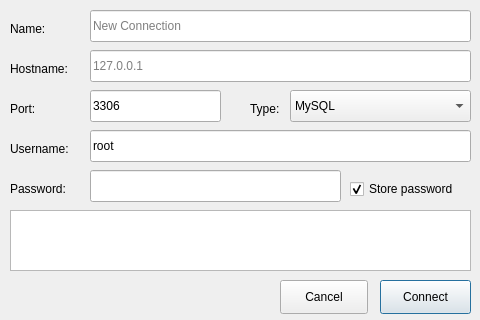
Before: the Qt Designer form ui/dialogs/NewConnection.ui in daqt/daqt, drawn with Qt 5.
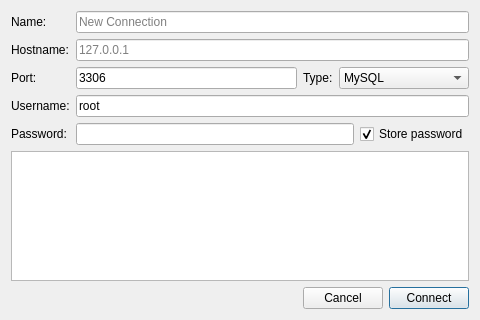
After: the same form once the commit is applied.

Commit message: Renamed SavedDatabases to SavedConnections and added layout

What changed in the file:
```diff
--- a/ui/dialogs/NewConnection.ui
+++ b/ui/dialogs/NewConnection.ui
@@ -16,57 +16,53 @@
   <property name="locale">
    <locale language="English" country="UnitedStates"/>
   </property>
-  <widget class="QPushButton" name="buttonConnect">
-   <property name="geometry">
-    <rect>
-     <x>380</x>
-     <y>280</y>
-     <width>91</width>
-     <height>34</height>
-    </rect>
-   </property>
+  <layout class="QGridLayout" name="gridLayout_3">
+   <item row="0" column="0">
+    <widget class="QLabel" name="labelConnectionName">
    <property name="text">
-    <string>Connect</string>
-   </property>
-   <property name="default">
-    <bool>true</bool>
-   </property>
-  </widget>
-  <widget class="QLineEdit" name="editHostname">
-   <property name="geometry">
-    <rect>
-     <x>90</x>
-     <y>50</y>
-     <width>381</width>
-     <height>32</height>
-    </rect>
+      <string>Name:</string>
+     </property>
+    </widget>
+   </item>
+   <item row="0" column="1" colspan="5">
+    <widget class="QLineEdit" name="editName">
+     <property name="inputMethodHints">
+      <set>Qt::ImhNone</set>
+     </property>
+     <property name="text">
+      <string/>
+     </property>
+     <property name="maxLength">
+      <number>64</number>
    </property>
    <property name="placeholderText">
-    <string>127.0.0.1</string>
-   </property>
-  </widget>
+      <string>New Connection</string>
+     </property>
+    </widget>
+   </item>
+   <item row="1" column="0">
   <widget class="QLabel" name="labelHostname">
-   <property name="geometry">
-    <rect>
-     <x>10</x>
-     <y>60</y>
-     <width>71</width>
-     <height>18</height>
-    </rect>
-   </property>
    <property name="text">
     <string>Hostname:</string>
    </property>
   </widget>
+   </item>
+   <item row="1" column="1" colspan="5">
+    <widget class="QLineEdit" name="editHostname">
+     <property name="placeholderText">
+      <string>127.0.0.1</string>
+     </property>
+    </widget>
+   </item>
+   <item row="2" column="0">
+    <widget class="QLabel" name="labelPort">
+     <property name="text">
+      <string>Port:</string>
+     </property>
+    </widget>
+   </item>
+   <item row="2" column="1">
   <widget class="QLineEdit" name="editPort">
-   <property name="geometry">
-    <rect>
-     <x>90</x>
-     <y>90</y>
-     <width>131</width>
-     <height>32</height>
-    </rect>
-   </property>
    <property name="inputMethodHints">
     <set>Qt::ImhDigitsOnly</set>
    </property>
@@ -86,111 +82,49 @@
     <bool>false</bool>
    </property>
   </widget>
-  <widget class="QLabel" name="labelPort">
-   <property name="geometry">
-    <rect>
-     <x>10</x>
-     <y>100</y>
-     <width>71</width>
-     <height>18</height>
-    </rect>
-   </property>
-   <property name="text">
-    <string>Port:</string>
-   </property>
-  </widget>
-  <widget class="QPushButton" name="buttonCancel">
-   <property name="geometry">
-    <rect>
-     <x>280</x>
-     <y>280</y>
-     <width>88</width>
-     <height>34</height>
-    </rect>
-   </property>
-   <property name="text">
-    <string>Cancel</string>
-   </property>
-  </widget>
+   </item>
+   <item row="2" column="2">
   <widget class="QLabel" name="labelType">
-   <property name="geometry">
-    <rect>
-     <x>250</x>
-     <y>100</y>
-     <width>41</width>
-     <height>18</height>
-    </rect>
-   </property>
    <property name="text">
     <string>Type:</string>
    </property>
   </widget>
+   </item>
+   <item row="2" column="3" colspan="3">
   <widget class="QComboBox" name="comboType">
-   <property name="geometry">
-    <rect>
-     <x>290</x>
-     <y>90</y>
-     <width>181</width>
-     <height>32</height>
-    </rect>
-   </property>
    <item>
     <property name="text">
      <string>MySQL</string>
     </property>
    </item>
   </widget>
-  <widget class="QLineEdit" name="editUsername">
-   <property name="geometry">
-    <rect>
-     <x>90</x>
-     <y>130</y>
-     <width>381</width>
-     <height>32</height>
-    </rect>
-   </property>
-   <property name="text">
-    <string>root</string>
-   </property>
-   <property name="placeholderText">
-    <string>root</string>
-   </property>
-  </widget>
+   </item>
+   <item row="3" column="0">
   <widget class="QLabel" name="labelUsername">
-   <property name="geometry">
-    <rect>
-     <x>10</x>
-     <y>140</y>
-     <width>71</width>
-     <height>18</height>
-    </rect>
-   </property>
    <property name="text">
     <string>Username:</string>
    </property>
   </widget>
+   </item>
+   <item row="3" column="1" colspan="5">
+    <widget class="QLineEdit" name="editUsername">
+     <property name="text">
+      <string>root</string>
+     </property>
+     <property name="placeholderText">
+      <string>root</string>
+     </property>
+    </widget>
+   </item>
+   <item row="4" column="0">
   <widget class="QLabel" name="labelPassword">
-   <property name="geometry">
-    <rect>
-     <x>10</x>
-     <y>180</y>
-     <width>71</width>
-     <height>18</height>
-    </rect>
-   </property>
    <property name="text">
     <string>Password:</string>
    </property>
   </widget>
+   </item>
+   <item row="4" column="1" colspan="3">
   <widget class="QLineEdit" name="editPassword">
-   <property name="geometry">
-    <rect>
-     <x>90</x>
-     <y>170</y>
-     <width>251</width>
-     <height>32</height>
-    </rect>
-   </property>
    <property name="inputMethodHints">
     <set>Qt::ImhHiddenText|Qt::ImhNoAutoUppercase|Qt::ImhNoPredictiveText|Qt::ImhSensitiveData</set>
    </property>
@@ -204,15 +138,19 @@
     <string/>
    </property>
   </widget>
+   </item>
+   <item row="4" column="4" colspan="2">
+    <widget class="QCheckBox" name="checkPassword">
+     <property name="text">
+      <string>Store password</string>
+     </property>
+     <property name="checked">
+      <bool>true</bool>
+     </property>
+    </widget>
+   </item>
+   <item row="5" column="0" colspan="6">
   <widget class="QTextBrowser" name="textError">
-   <property name="geometry">
-    <rect>
-     <x>10</x>
-     <y>210</y>
-     <width>461</width>
-     <height>61</height>
-    </rect>
-   </property>
    <property name="styleSheet">
     <string notr="true"/>
    </property>
@@ -227,57 +165,25 @@
 &lt;p style=&quot;-qt-paragraph-type:empty; margin-top:0px; margin-bottom:0px; margin-left:0px; margin-right:0px; -qt-block-indent:0; text-indent:0px; color:#ff0000;&quot;&gt;&lt;br /&gt;&lt;/p&gt;&lt;/body&gt;&lt;/html&gt;</string>
    </property>
   </widget>
-  <widget class="QCheckBox" name="checkPassword">
-   <property name="geometry">
-    <rect>
-     <x>350</x>
-     <y>178</y>
-     <width>121</width>
-     <height>22</height>
-    </rect>
-   </property>
+   </item>
+   <item row="6" column="2" colspan="3">
+    <widget class="QPushButton" name="buttonCancel">
+     <property name="text">
+      <string>Cancel</string>
+     </property>
+    </widget>
+   </item>
+   <item row="6" column="5">
+    <widget class="QPushButton" name="buttonConnect">
    <property name="text">
-    <string>Store password</string>
-   </property>
-   <property name="checked">
+      <string>Connect</string>
+     </property>
+     <property name="default">
     <bool>true</bool>
    </property>
   </widget>
-  <widget class="QLabel" name="labelConnectionName">
-   <property name="geometry">
-    <rect>
-     <x>10</x>
-     <y>20</y>
-     <width>71</width>
-     <height>18</height>
-    </rect>
-   </property>
-   <property name="text">
-    <string>Name:</string>
-   </property>
-  </widget>
-  <widget class="QLineEdit" name="editName">
-   <property name="geometry">
-    <rect>
-     <x>90</x>
-     <y>10</y>
-     <width>381</width>
-     <height>32</height>
-    </rect>
-   </property>
-   <property name="inputMethodHints">
-    <set>Qt::ImhNone</set>
-   </property>
-   <property name="text">
-    <string/>
-   </property>
-   <property name="maxLength">
-    <number>64</number>
-   </property>
-   <property name="placeholderText">
-    <string>New Connection</string>
-   </property>
-  </widget>
+   </item>
+  </layout>
  </widget>
  <tabstops>
   <tabstop>editName</tabstop>
```
Lines whose indentation alone changed are shown as unchanged. The commit also changes 8 other files.
